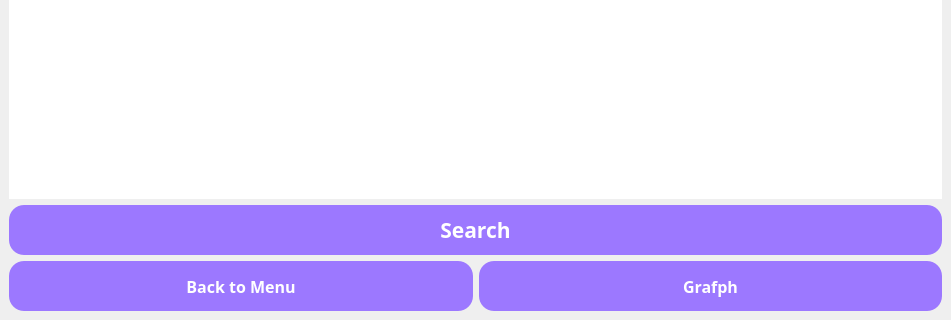
First picture: the form in Designs/Attendance.ui, repository rafailvv/innoprog-administration, before the edit; both pictures show x 0 to 951 and y 448 to 768 of the 951 by 768 pixel window.
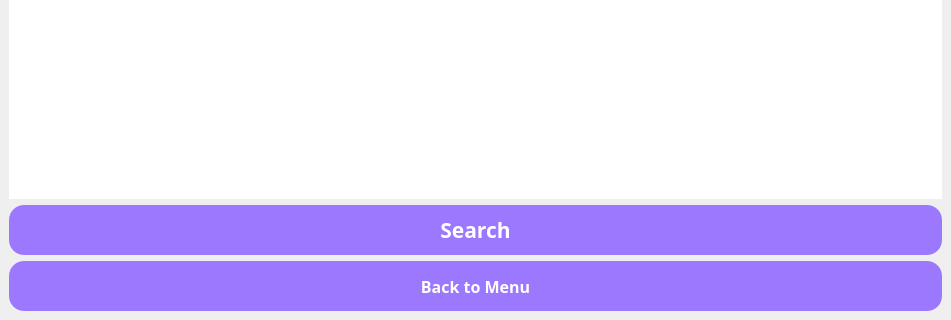
Second picture: the form after the edit. Icons and pictures are not drawn.

Patch:
```diff
--- a/Designs/Attendance.ui
+++ b/Designs/Attendance.ui
@@ -416,51 +416,6 @@
         </property>
        </widget>
       </item>
-      <item>
-       <widget class="QPushButton" name="attendance_grafph">
-        <property name="minimumSize">
-         <size>
-          <width>150</width>
-          <height>50</height>
-         </size>
-        </property>
-        <property name="font">
-         <font>
-          <family>OCR A Extended</family>
-          <pointsize>12</pointsize>
-          <weight>75</weight>
-          <bold>true</bold>
-         </font>
-        </property>
-        <property name="styleSheet">
-         <string notr="true">QPushButton {
-background-color:rgb(156, 120, 255);
-border-radius: 15px;
-color: rgb(255, 255, 255);
-
-}
-
-QPushButton:hover {
-background-color:rgb(170, 145, 204);
-border-radius: 15px;
-color: rgb(255, 255, 255);
-
-}
-QPushButton:pressed {
-background-color:rgb(125, 96, 204);
-border-radius: 15px;
-color: rgb(255, 255, 255);
-
-}
-
-
-</string>
-        </property>
-        <property name="text">
-         <string>Grafph</string>
-        </property>
-       </widget>
-      </item>
      </layout>
     </item>
    </layout>
```
